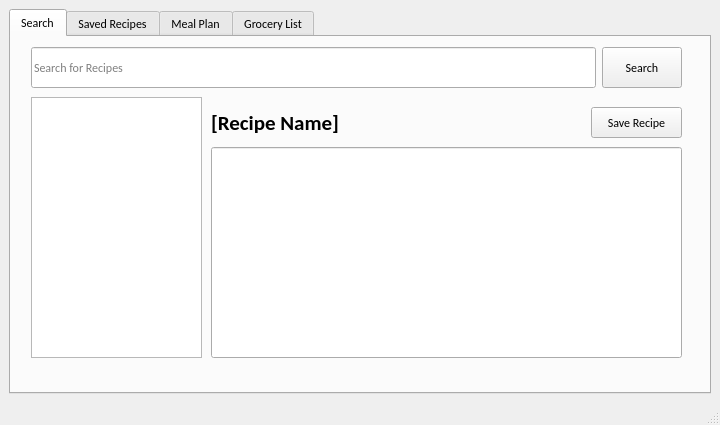
jake-kolk/CPT_S322.Project, file mainwindow.ui: the form before one commit.
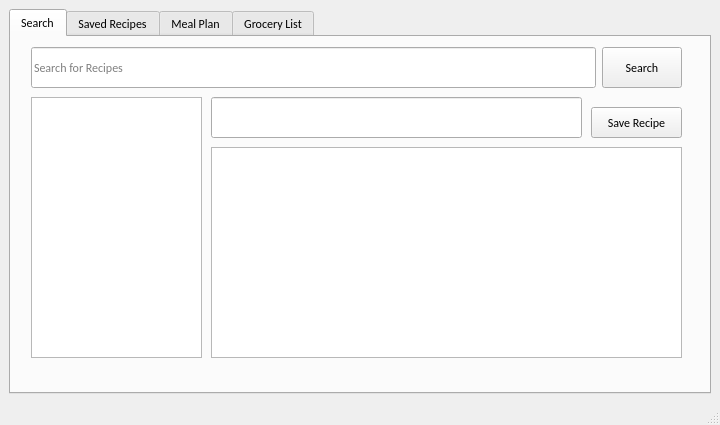
The form after the commit.

Commit message: Added recipe info to description section of recipe search page

Patch:
```diff
--- a/mainwindow.ui
+++ b/mainwindow.ui
@@ -98,45 +98,6 @@
          <number>0</number>
         </property>
        </widget>
-       <widget class="QLabel" name="recipeName">
-        <property name="geometry">
-         <rect>
-          <x>200</x>
-          <y>70</y>
-          <width>371</width>
-          <height>31</height>
-         </rect>
-        </property>
-        <property name="font">
-         <font>
-          <family>Calibri</family>
-          <pointsize>16</pointsize>
-          <bold>true</bold>
-         </font>
-        </property>
-        <property name="text">
-         <string>[Recipe Name]</string>
-        </property>
-       </widget>
-       <widget class="QLineEdit" name="recipeDesc">
-        <property name="geometry">
-         <rect>
-          <x>200</x>
-          <y>110</y>
-          <width>471</width>
-          <height>211</height>
-         </rect>
-        </property>
-        <property name="font">
-         <font>
-          <family>Calibri</family>
-          <pointsize>12</pointsize>
-         </font>
-        </property>
-        <property name="readOnly">
-         <bool>true</bool>
-        </property>
-       </widget>
        <widget class="QPushButton" name="saveRecipeButton">
         <property name="geometry">
          <rect>
@@ -150,6 +111,26 @@
          <string>Save Recipe</string>
         </property>
        </widget>
+       <widget class="QTextEdit" name="recipeDesc">
+        <property name="geometry">
+         <rect>
+          <x>200</x>
+          <y>110</y>
+          <width>471</width>
+          <height>211</height>
+         </rect>
+        </property>
+       </widget>
+       <widget class="QLineEdit" name="recipeName">
+        <property name="geometry">
+         <rect>
+          <x>200</x>
+          <y>60</y>
+          <width>371</width>
+          <height>41</height>
+         </rect>
+        </property>
+       </widget>
       </widget>
       <widget class="QWidget" name="recipes">
        <attribute name="title">
```
The commit also changes 3 other files.
